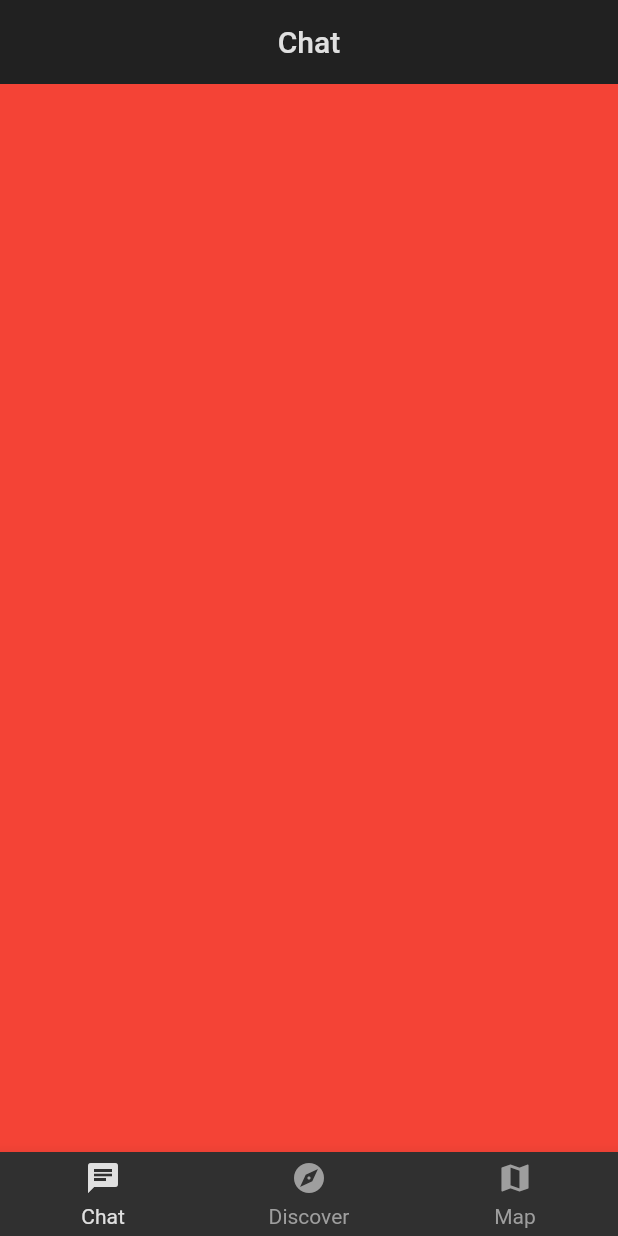
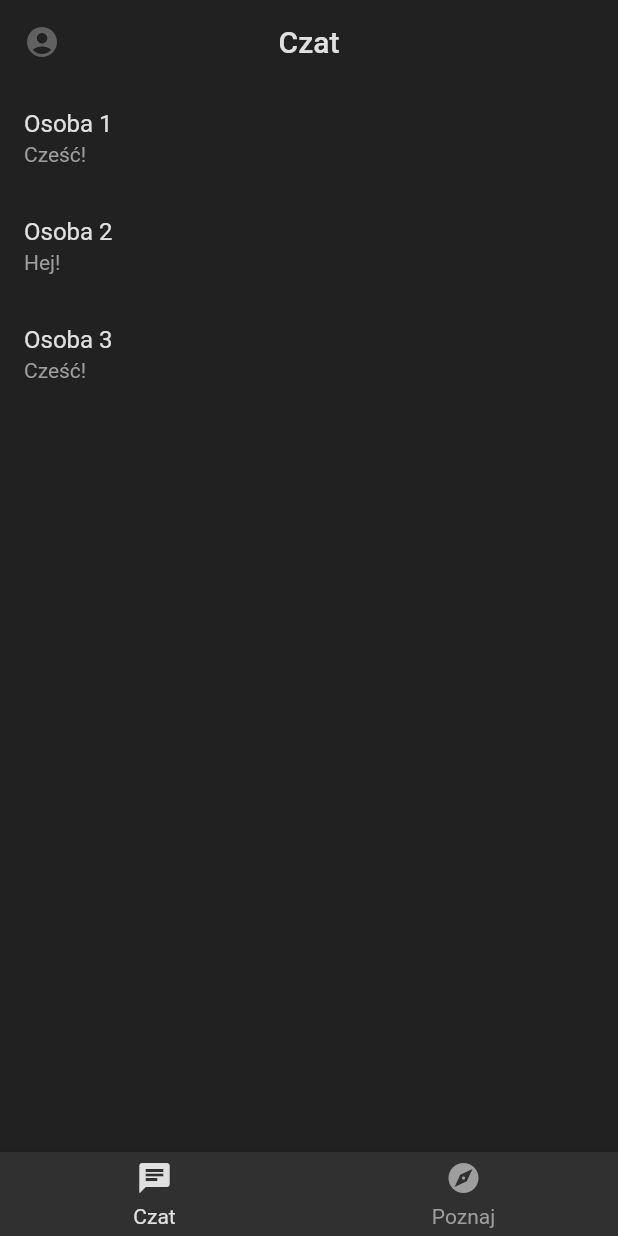
Before and after one commit to HackHeroes-2019-II-LO/app, a Flutter app: the screen it shows after launch, on a phone screen of 412 x 824 dp. Run offline on Flutter 3.47's test engine with Material 2 defaults, Android fonts, the phone set to English and light mode, and no system bars.

```diff
--- a/lib/home_page.dart
+++ b/lib/home_page.dart
@@ -13,7 +13,7 @@ class _HomePageState extends State<HomePage>
   static final List<HPTabType> _tabs = <HPTabType>[
     HPTabType.chatView,
     HPTabType.discoverView,
-    HPTabType.mapView,
+    // HPTabType.mapView,
   ];
 
   HPTabType _currentTab = _tabs[0];
@@ -53,6 +53,10 @@ class _HomePageState extends State<HomePage>
         appBar: ToDoAppBar(
           texts: _tabs.map(tabToTitle).toList(),
           selected: _tabs.indexOf(_currentTab),
+          leading: IconButton(
+            icon: Icon(Icons.account_circle),
+            onPressed: () => null,
+          ),
         ),
         body: PageView(
           controller: _pageController,
--- a/lib/main.dart
+++ b/lib/main.dart
@@ -1,6 +1,7 @@
 import 'package:flutter/material.dart';
 import 'package:hack_heroes/home_page.dart';
 import 'package:hack_heroes/theme_data.dart';
+import 'package:hack_heroes/views/conversation_view.dart';
 
 void main() => runApp(MyApp());
 
@@ -10,7 +11,11 @@ class MyApp extends StatelessWidget {
     return MaterialApp(
       title: 'Hack Heroes',
       theme: defaultTheme(context),
-      home: HomePage(),
+      initialRoute: '/',
+      routes: {
+        '/': (context) => HomePage(),
+        '/conversation': (context) => ConversationView(),
+      },
     );
   }
 }
--- a/lib/types.dart
+++ b/lib/types.dart
@@ -12,11 +12,11 @@ enum HPTabType {
 String tabToTitle(HPTabType tab) {
   switch (tab) {
     case HPTabType.chatView:
-      return 'Chat';
+      return 'Czat';
     case HPTabType.discoverView:
-      return 'Discover';
+      return 'Poznaj';
     case HPTabType.mapView:
-      return 'Map';
+      return 'Mapa';
     default:
       return null;
   }
--- a/lib/views/chat_view.dart
+++ b/lib/views/chat_view.dart
@@ -4,7 +4,25 @@ class ChatView extends StatelessWidget {
   @override
   Widget build(BuildContext context) {
     return Container(
-      child: Material(color: Colors.red),
+      child: ListView(
+        children: <Widget>[
+          ListTile(
+            title: Text("Osoba 1"),
+            subtitle: Text("Cześć!"),
+            onTap: () => Navigator.of(context).pushNamed('/conversation'),
+          ),
+          ListTile(
+            title: Text("Osoba 2"),
+            subtitle: Text("Hej!"),
+            onTap: () => Navigator.of(context).pushNamed('/conversation'),
+          ),
+          ListTile(
+            title: Text("Osoba 3"),
+            subtitle: Text("Cześć!"),
+            onTap: () => Navigator.of(context).pushNamed('/conversation'),
+          ),
+        ],
+      ),
     );
   }
 }
```
Also changed, not shown: lib/views/conversation_view.dart (added, +18 -0 lines).
